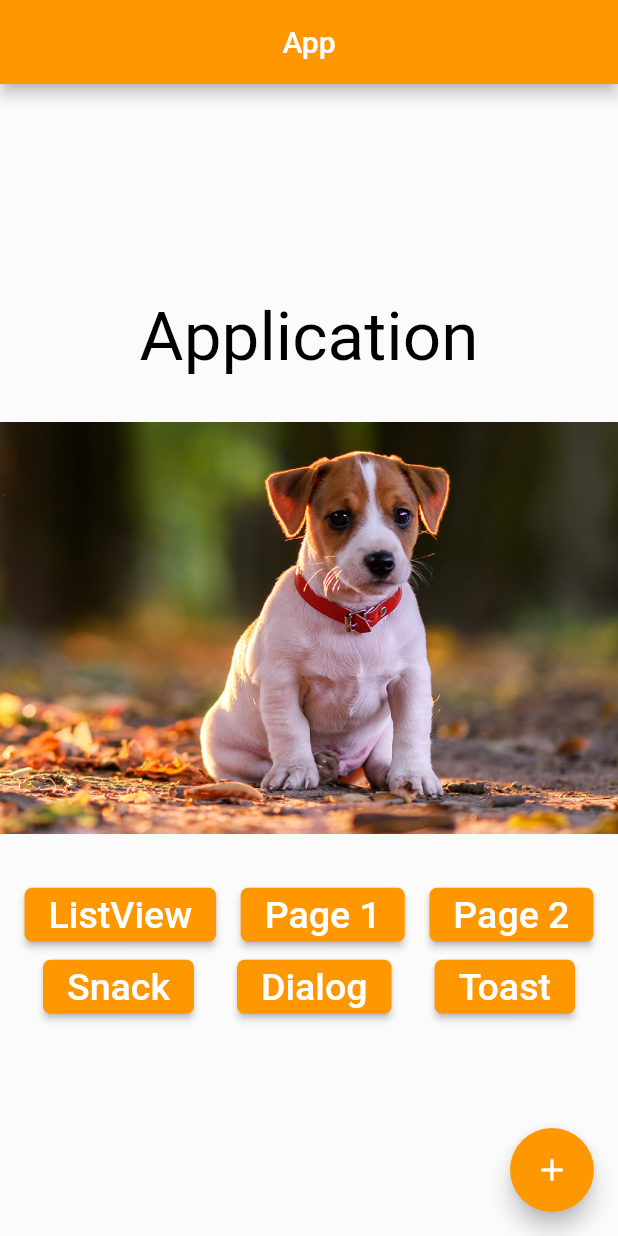
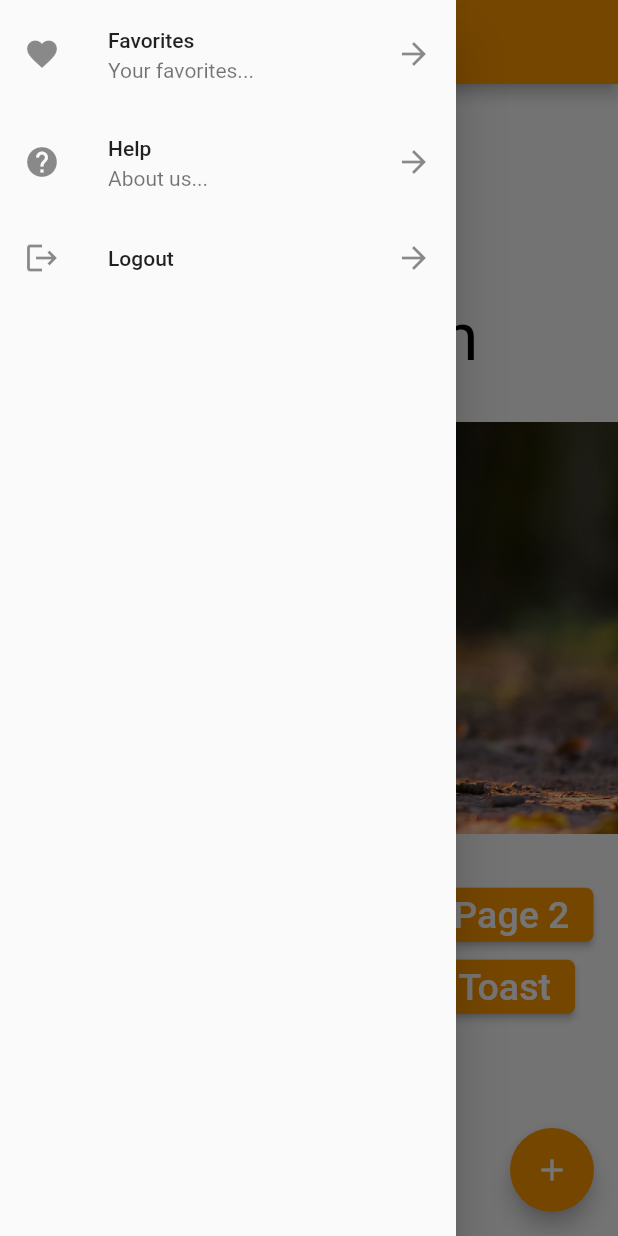
Before and after one commit to EduardoLevandoski/FlutterPracticeApplication, a Flutter app: the screen it shows after launch, with the side drawer open (before the commit the screen has no drawer), on a phone screen of 412 x 824 dp. Run offline on Flutter 3.47's test engine with Material 2 defaults, Android fonts, the phone set to English and light mode, and no system bars; our stand-ins replace fluttertoast.

Commit message:
drawer list adn listTile  implementation

```diff
--- a/lib/home_page.dart
+++ b/lib/home_page.dart
@@ -6,6 +6,7 @@ import 'package:project01/pages/hello_page2.dart';
 import 'package:project01/pages/list_view_page.dart';
 import 'package:project01/utils/nav.dart';
 import 'package:project01/widgets/default_button.dart';
+import 'package:project01/widgets/drawer_list.dart';
 
 class HomePage extends StatelessWidget {
   const HomePage({Key? key}) : super(key: key);
@@ -24,6 +25,7 @@ class HomePage extends StatelessWidget {
         backgroundColor: Colors.orange,
         child: const Icon(Icons.add),
       ),
+      drawer: const DrawerList(),
     );
   }
 }
--- /dev/null
+++ b/lib/widgets/drawer_list.dart
@@ -0,0 +1,45 @@
+import 'package:flutter/foundation.dart';
+import 'package:flutter/material.dart';
+import 'package:project01/utils/nav.dart';
+
+class DrawerList extends StatelessWidget {
+  const DrawerList({Key? key}) : super(key: key);
+
+  @override
+  Widget build(BuildContext context) {
+    return Drawer(
+      child: ListView(
+        children: [
+          _listTile(context, Icons.favorite, "Favorites", "Your favorites..."),
+          _listTile(context, Icons.help, "Help", "About us..."),
+          ListTile(
+            leading: const Icon(Icons.logout),
+            title: const Text("Logout"),
+            trailing: const Icon(Icons.arrow_forward),
+            onTap: () {
+              if (kDebugMode) {
+                print("Favorites");
+              }
+              pop(context);
+            },
+          )
+        ],
+      ),
+    );
+  }
+}
+
+_listTile(context, icon, String title, String info) {
+  return ListTile(
+    leading: Container(padding: const EdgeInsets.only(top: 8), child: Icon(icon)),
+    title: Text(title),
+    subtitle: Text(info),
+    trailing: const Icon(Icons.arrow_forward),
+    onTap: () {
+      if (kDebugMode) {
+        print("Favorites");
+      }
+      pop(context);
+    },
+  );
+}
```
